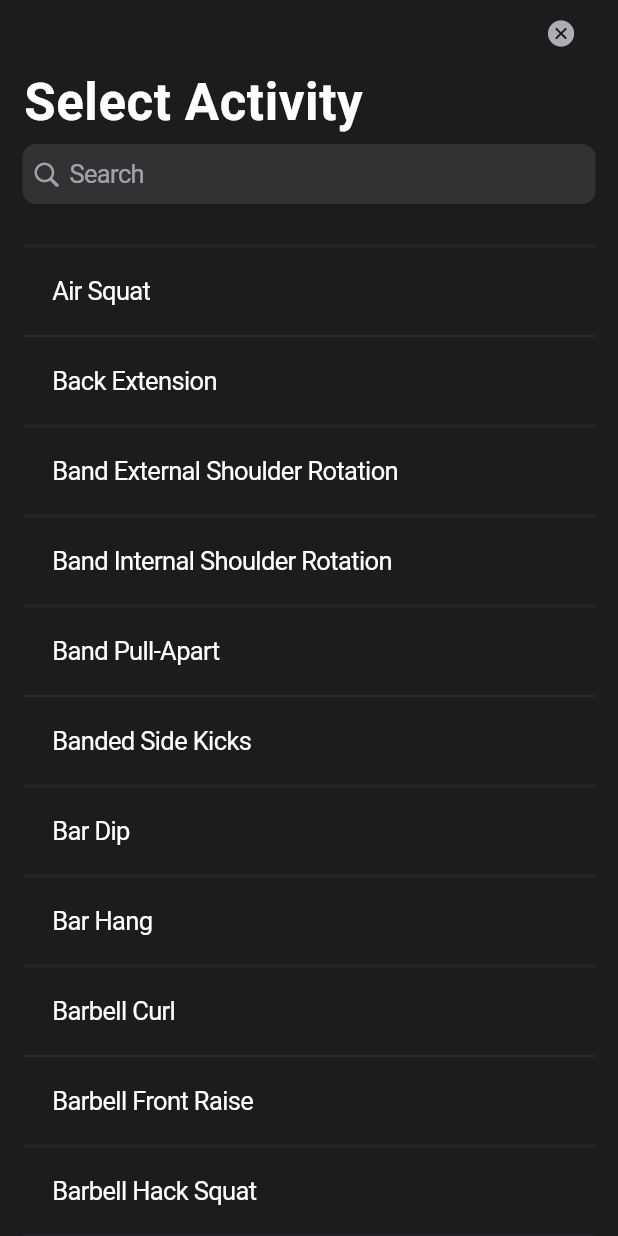
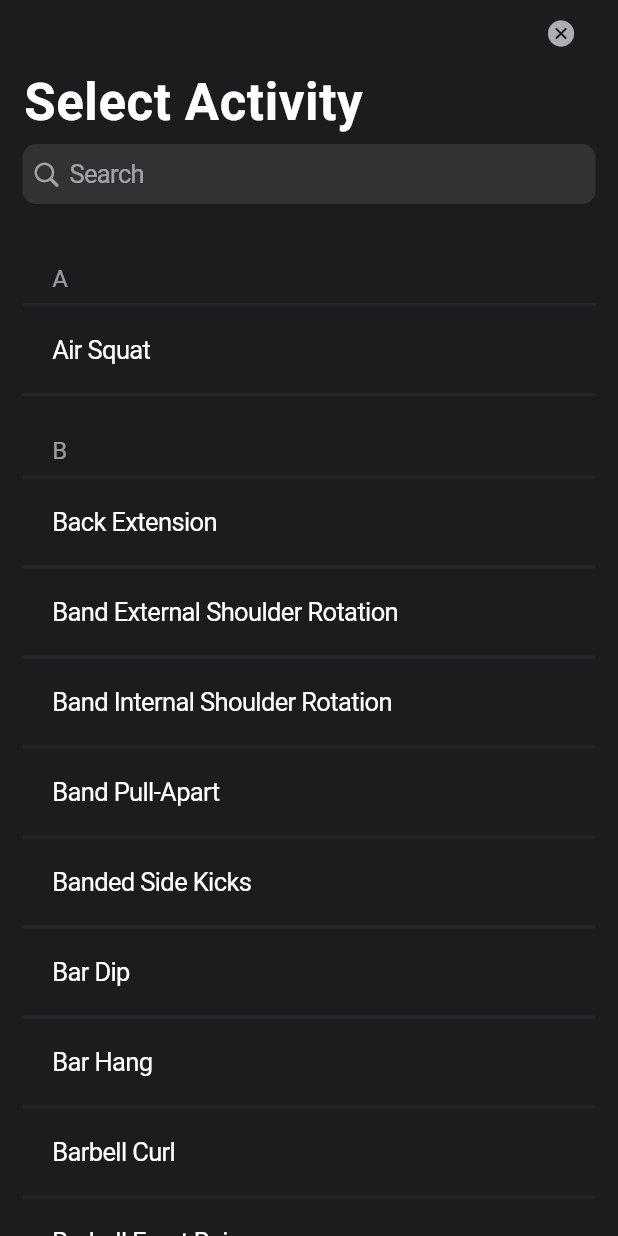
Before and after one commit to ethernetz/hot-summer, a Flutter app: the SelectActivity screen opened directly, on a phone screen of 412 x 824 dp. Run offline on Flutter 3.47's test engine with Material 2 defaults, Android fonts, the phone set to English and light mode, and no system bars; our stand-ins replace cloud_firestore, firebase_auth, firebase_core, firebase_crashlytics, google_fonts, google_sign_in and 2 more; accounts and stored records are empty; network calls fail.

Commit message:
alphabetical seperators for select activity

```diff
--- a/app/lib/components/select_activity.dart
+++ b/app/lib/components/select_activity.dart
@@ -37,10 +37,10 @@ class _SelectActivityState extends State<SelectActivity> {
             ),
             SliverPersistentHeader(
               delegate: _SliverAppBarDelegate(
-                minHeight: 60,
-                maxHeight: 60,
+                minHeight: 80,
+                maxHeight: 80,
                 child: Padding(
-                  padding: const EdgeInsets.fromLTRB(15, 0, 15, 20),
+                  padding: const EdgeInsets.fromLTRB(15, 0, 15, 40),
                   child: CupertinoSearchTextField(
                     placeholder: 'Search',
                     style: const TextStyle(color: Colors.white),
@@ -73,6 +73,24 @@ class _SelectActivityState extends State<SelectActivity> {
               );
             },
             separatorBuilder: (BuildContext context, int index) {
+              if (index == 0) {
+                return const TextWithDivider('A');
+              }
+              var activity = filteredActivites[index - 1];
+              var nextActivity = filteredActivites[index];
+              if (activity.displayName[0] != nextActivity.displayName[0]) {
+                return Column(
+                  children: [
+                    const Divider(
+                      color: CupertinoColors.separator,
+                      thickness: 2,
+                    ),
+                    const SizedBox(height: 20),
+                    TextWithDivider(nextActivity.displayName[0]),
+                  ],
+                );
+              }
+
               return const Divider(
                 color: CupertinoColors.separator,
                 thickness: 2,
@@ -84,13 +102,46 @@ class _SelectActivityState extends State<SelectActivity> {
     );
   }
 
-  _filterActivities(String text) {
+  void _filterActivities(String text) {
     setState(() {
       filteredActivites = ActivityType.values
           .where((activity) =>
               activity.displayName.toLowerCase().contains(text.toLowerCase()))
           .toList();
     });
+  }
+}
+
+class TextWithDivider extends StatelessWidget {
+  final String text;
+  const TextWithDivider(
+    this.text, {
+    super.key,
+  });
+
+  @override
+  Widget build(BuildContext context) {
+    return Column(
+      crossAxisAlignment: CrossAxisAlignment.start,
+      children: [
+        Padding(
+          padding: const EdgeInsets.only(left: 20),
+          child: Text(
+            text,
+            style: CupertinoTheme.of(context).textTheme.textStyle.merge(
+                  TextStyle(
+                    fontSize: 16,
+                    color: CupertinoColors.secondaryLabel.resolveFrom(context),
+                  ),
+                ),
+          ),
+        ),
+        const Divider(
+          color: CupertinoColors.separator,
+          thickness: 2,
+        )
+      ],
+    );
   }
 }
 
```
